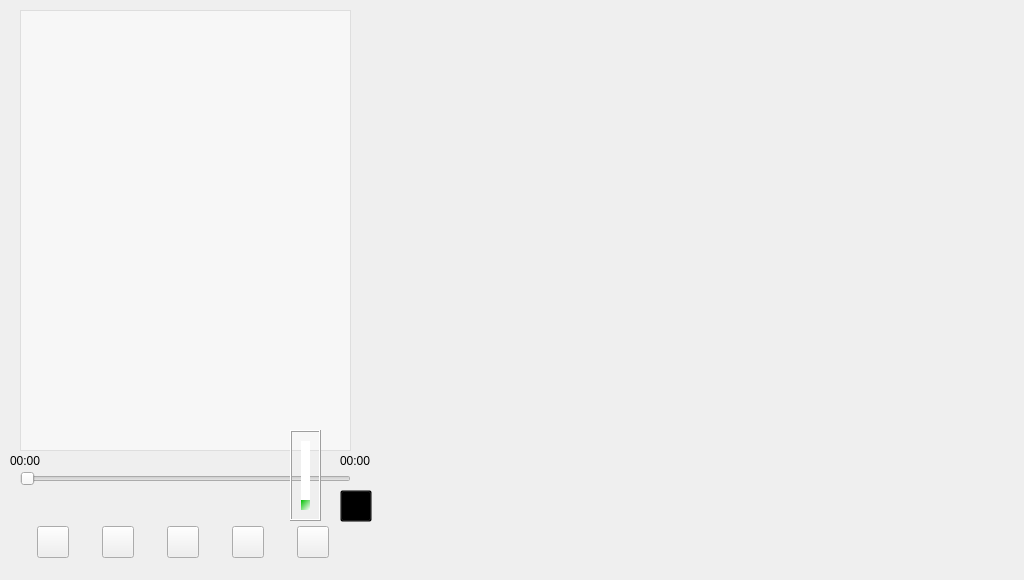
This is project/MusicPlayer/widget.ui in chen-arrow/project2 as Qt 5 draws it before an edit. The edited form follows.
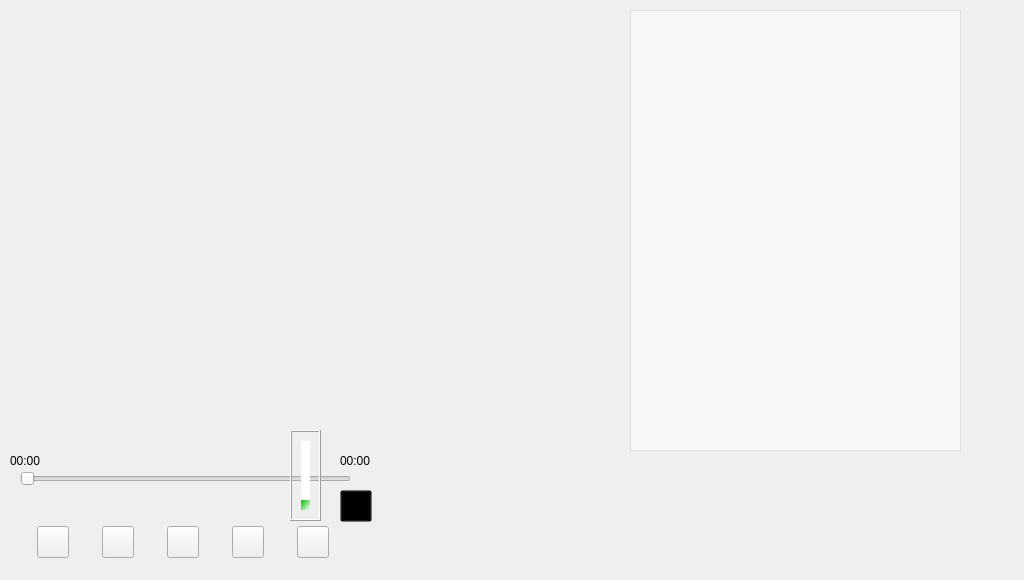
This is the edited form. Icons and pictures are not drawn.

Commit message: 将选择歌曲框挪到右边，方便zy：唱片效果

Patch:
```diff
--- a/project/MusicPlayer/widget.ui
+++ b/project/MusicPlayer/widget.ui
@@ -169,7 +169,7 @@
   <widget class="QListWidget" name="listWidget">
    <property name="geometry">
     <rect>
-     <x>20</x>
+     <x>630</x>
      <y>10</y>
      <width>331</width>
      <height>441</height>
```
